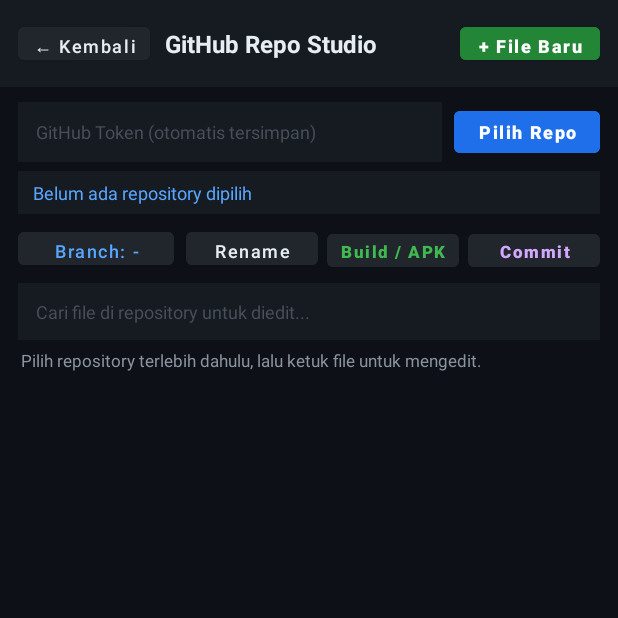
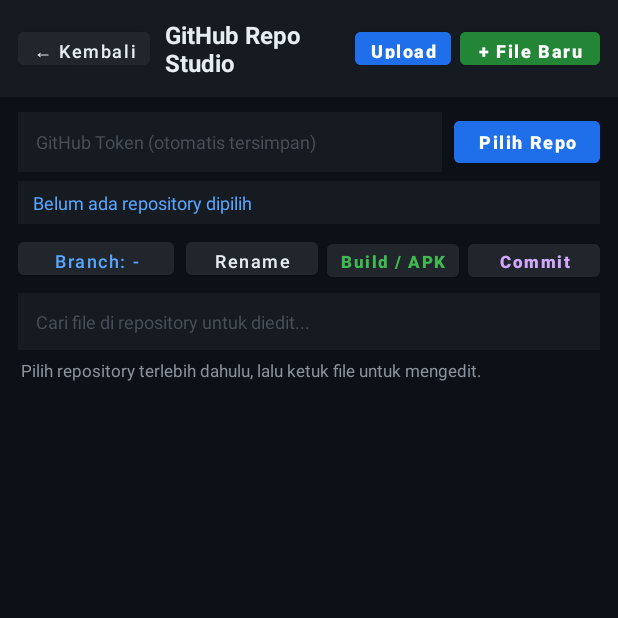
Before and after one commit to debukebab48-ops/RantingPohonTools, an Android app: the GithubStudioActivity screen opened directly, with no data from a screen before it, on a phone screen of 412 x 824 dp, the top half of it. Run offline under Robolectric (Android 15) with nearby library versions, the phone set to English and light mode, and no system bars.

Commit message:
[skip ci]

```diff
--- a/app/src/main/res/layout/activity_github_studio.xml
+++ b/app/src/main/res/layout/activity_github_studio.xml
@@ -35,6 +35,20 @@
             android:text="GitHub Repo Studio"
             android:textColor="#E6EDF3"
             android:textSize="16sp"
+            android:textStyle="bold" />
+
+        <Button
+            android:id="@+id/btnStudioUploadFile"
+            android:layout_width="wrap_content"
+            android:layout_height="34dp"
+            android:layout_marginEnd="6dp"
+            android:backgroundTint="#1F6FEB"
+            android:minWidth="0dp"
+            android:paddingHorizontal="10dp"
+            android:text="Upload"
+            android:textAllCaps="false"
+            android:textColor="#FFFFFF"
+            android:textSize="12sp"
             android:textStyle="bold" />
 
         <Button
```
